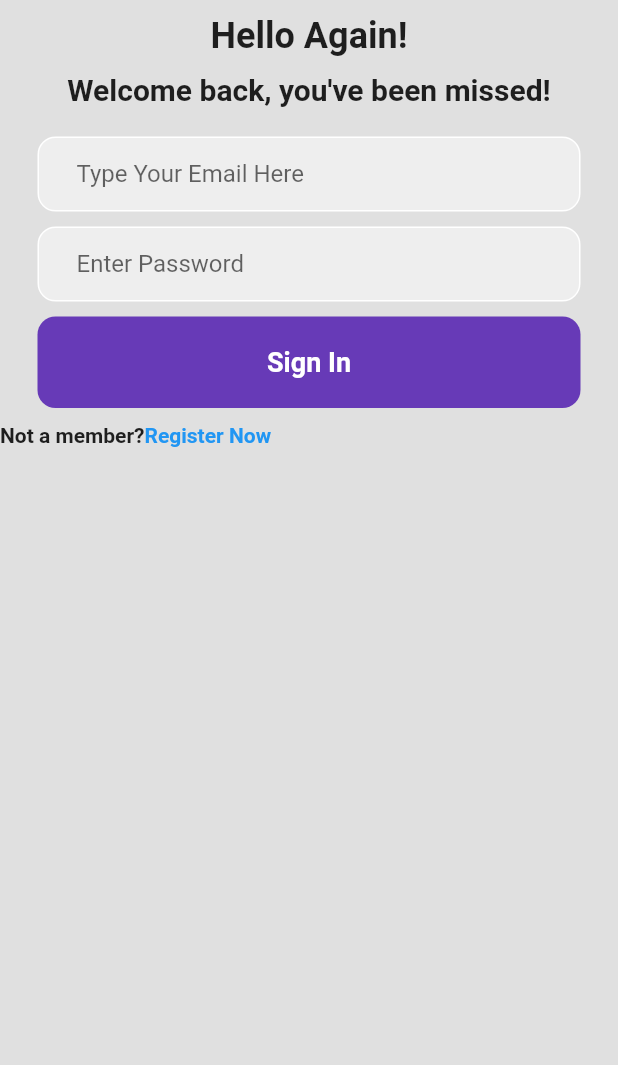
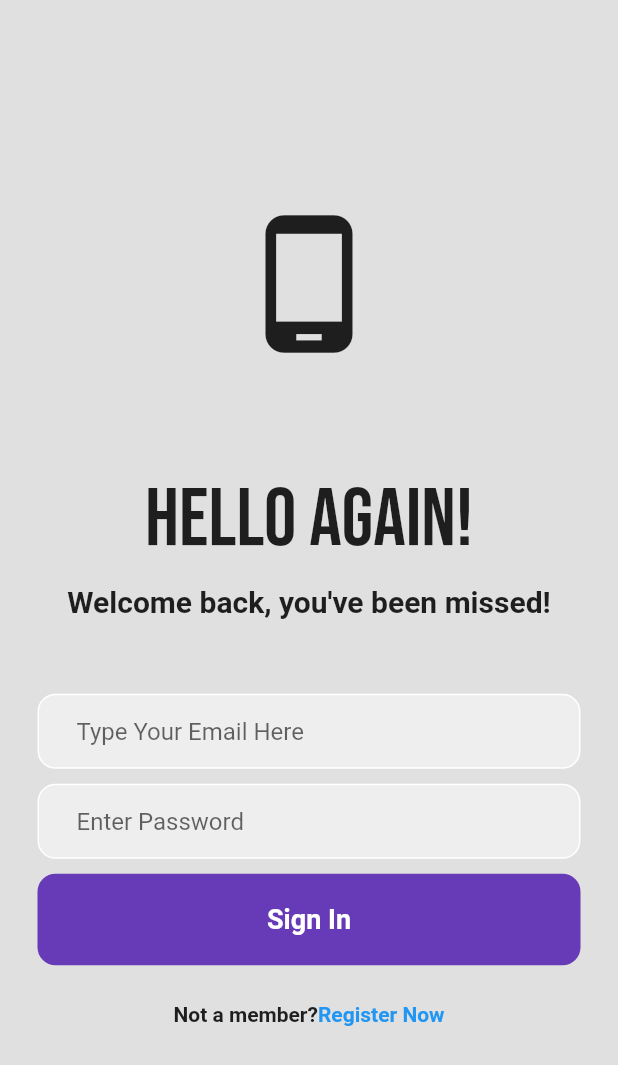
Before and after one commit to Chathu12345/Login_UI, a Flutter app: the screen it shows after launch, on a phone screen of 412 x 824 dp. Shown: the top 1065 px of the screen. Run offline on Flutter 3.47's test engine with Material 2 defaults, Android fonts, the phone set to English and light mode, and no system bars; our stand-ins replace google_fonts.

Commit message:
did changes

```diff
--- a/lib/login_page.dart
+++ b/lib/login_page.dart
@@ -1,6 +1,7 @@
 // ignore_for_file: prefer_const_literals_to_create_immutables, prefer_const_constructors
 
 import 'package:flutter/material.dart';
+import 'package:google_fonts/google_fonts.dart';
 
 class LoginPage extends StatefulWidget {
   const LoginPage({Key? key}) : super(key: key);
@@ -16,14 +17,19 @@ class _LoginPageState extends State<LoginPage> {
       backgroundColor: Colors.grey[300],
       body: SafeArea(
         child: Center(
-          child: Column(children: [
-            SizedBox(height: 10),
+          child: Column(
+            mainAxisAlignment: MainAxisAlignment.center,
+            children: [
+              Icon(
+                Icons.phone_android,
+                size: 100,
+                ),
+              SizedBox(height: 75),
             //Hello again
             Text(
               'Hello Again!',
-              style: TextStyle(
-                fontWeight: FontWeight.bold,
-                fontSize: 24,
+              style: GoogleFonts.bebasNeue(
+                fontSize: 54,
               ),
             ),
             SizedBox(height: 10),
@@ -34,7 +40,7 @@ class _LoginPageState extends State<LoginPage> {
                 fontSize: 20,
               ),
             ),
-            SizedBox(height: 20),
+            SizedBox(height: 50),
 
             //email textField
             Padding(
@@ -100,10 +106,11 @@ class _LoginPageState extends State<LoginPage> {
                 )),
               ),
             ),
-            SizedBox(height: 10),
+            SizedBox(height: 25),
 
             //not a member? register now
             Row(
+              mainAxisAlignment: MainAxisAlignment.center,
               children: [
                 Text(
                   'Not a member?',
--- a/pubspec.yaml
+++ b/pubspec.yaml
@@ -34,6 +34,7 @@ dependencies:
   # The following adds the Cupertino Icons font to your application.
   # Use with the CupertinoIcons class for iOS style icons.
   cupertino_icons: ^1.0.2
+  google_fonts:
 
 dev_dependencies:
   flutter_test:
```
Also changed, not shown: pubspec.lock.
